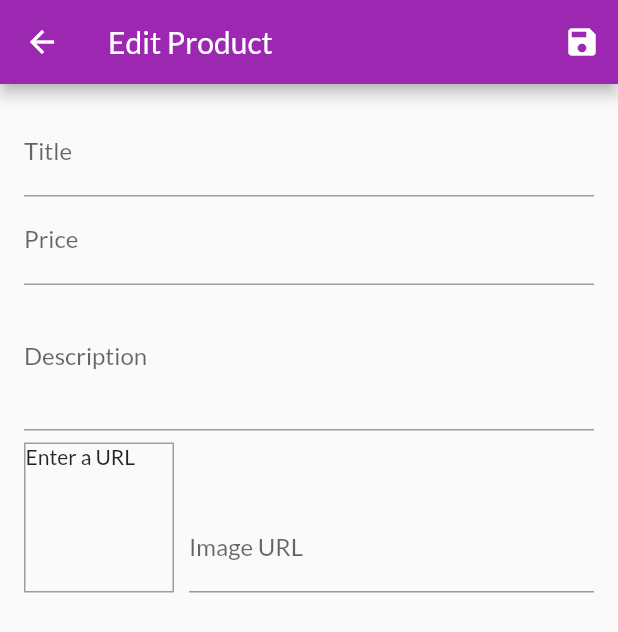
After one commit to MannAmbani/shop_app, a Flutter app: the EditProductScreen screen opened by its route, on a phone screen of 412 x 824 dp. The commit adds this screen. Shown: the top 632 px of the screen. Run offline on Flutter 3.47's test engine with Material 2 defaults, Android fonts, the phone set to English and light mode, and no system bars; network calls fail.

Commit message:
mann-added edit product screen

```diff
--- a/lib/main.dart
+++ b/lib/main.dart
@@ -10,6 +10,7 @@ import './provider/orders.dart';
 
 import './screens/orders_screen.dart';
 import './screens/user_product_screen.dart';
+import './screens/edit_product_screen.dart';
 
 void main() => runApp(MyApp());
 
@@ -40,6 +41,7 @@ class MyApp extends StatelessWidget {
           CartScreen.routeName: (ctx) => CartScreen(),
           OrdersScreen.routeName: (ctx) => OrdersScreen(),
           UserProductScreen.routeName: (ctx) => UserProductScreen(),
+          EditProductScreen.routeName: (ctx) => EditProductScreen(),
         },
       ),
     );
--- /dev/null
+++ b/lib/screens/edit_product_screen.dart
@@ -0,0 +1,140 @@
+import 'package:flutter/material.dart';
+import '../provider/product.dart';
+
+class EditProductScreen extends StatefulWidget {
+  static const routeName = '/edit-product';
+
+  @override
+  State<EditProductScreen> createState() => _EditProductScreenState();
+}
+
+class _EditProductScreenState extends State<EditProductScreen> {
+  final _priceFocusNode = FocusNode();
+  final _descriptionFocusNode = FocusNode();
+
+  final _imageUrlController =
+      TextEditingController(); //to take the url from the text form field
+  final _imageUrlFocusNode = FocusNode();
+
+  final _form = GlobalKey<
+      FormState>(); // to get direct access to form widget // also global key is used when you need to access widget outside the build
+  var _editProduct = Product(
+    id: null,
+    title: '',
+    description: '',
+    imageUrl: '',
+    price: 0,
+  );
+
+  @override
+  void initState() {
+    // TODO: implement initState
+    _imageUrlFocusNode.addListener(_updateImageUrl);
+    super.initState();
+  }
+
+  @override
+  void dispose() {
+    _imageUrlFocusNode.removeListener(_updateImageUrl);
+    _priceFocusNode.dispose();
+    _descriptionFocusNode.dispose();
+    _imageUrlController.dispose();
+    _imageUrlFocusNode.dispose();
+    super.dispose();
+  }
+
+  void _updateImageUrl() {
+    if (!_imageUrlFocusNode.hasFocus) {
+      setState(() {});
+    }
+  }
+
+  void _saveForm() {
+    _form.currentState
+        .save(); //will trigger method on every text which allows you to take the value entered in text field and do what ever you want to do with it
+        print(_editProduct.title);
+  }
+
+  @override
+  Widget build(BuildContext context) {
+    return Scaffold(
+      appBar: AppBar(
+        title: Text('Edit Product'),
+        actions: [IconButton(onPressed: _saveForm, icon: Icon(Icons.save))],
+      ),
+      body: Padding(
+        padding: const EdgeInsets.all(16),
+        child: Form(
+            key: _form,
+            child: ListView(
+              children: [
+                TextFormField(
+                  decoration: InputDecoration(labelText: 'Title'),
+                  textInputAction: TextInputAction.next,
+                  onFieldSubmitted: (_) {
+                    FocusScope.of(context).requestFocus(_priceFocusNode);
+                  },
+                  onSaved: (value) {
+                    _editProduct = Product(id: null, title: value, description: _editProduct.description, imageUrl: _editProduct.imageUrl, price: _editProduct.price);
+                  },
+                ),
+                TextFormField(
+                  decoration: InputDecoration(labelText: 'Price'),
+                  textInputAction: TextInputAction.next,
+                  keyboardType: TextInputType.number,
+                  focusNode: _priceFocusNode,
+                  onFieldSubmitted: (_) {
+                    FocusScope.of(context).requestFocus(_descriptionFocusNode);
+                  },
+                  onSaved: (value) {
+                    _editProduct = Product(id: null, title: _editProduct.title, description: _editProduct.description, imageUrl: _editProduct.imageUrl, price: double.parse(value));
+                  },
+                ),
+                TextFormField(
+                  decoration: InputDecoration(labelText: 'Description'),
+                  maxLines: 3,
+                  keyboardType: TextInputType.multiline,
+                  focusNode: _descriptionFocusNode,
+                  onSaved: (value) {
+                    _editProduct = Product(id: null, title: _editProduct.title, description: value, imageUrl: _editProduct.imageUrl, price: _editProduct.price);
+                  },
+                ),
+                Row(
+                  crossAxisAlignment: CrossAxisAlignment.end,
+                  children: [
+                    Container(
+                      width: 100,
+                      height: 100,
+                      margin: EdgeInsets.only(top: 8, right: 10),
+                      decoration: BoxDecoration(
+                          border: Border.all(width: 1, color: Colors.grey)),
+                      child: _imageUrlController.text.isEmpty
+                          ? Text('Enter a URL')
+                          : FittedBox(
+                              child: Image.network(_imageUrlController.text),
+                              fit: BoxFit.cover,
+                            ),
+                    ),
+                    Expanded(
+                      child: TextFormField(
+                        decoration: InputDecoration(labelText: 'Image URL'),
+                        keyboardType: TextInputType.url,
+                        textInputAction: TextInputAction.done,
+                        controller: _imageUrlController,
+                        focusNode: _imageUrlFocusNode,
+                        onFieldSubmitted: (_) {
+                          _saveForm();
+                        },
+                        onSaved: (value) {
+                    _editProduct = Product(id: null, title: _editProduct.title, description: _editProduct.description, imageUrl: value, price: _editProduct.price);
+                  },
+                      ),
+                    )
+                  ],
+                )
+              ],
+            )),
+      ),
+    );
+  }
+}
--- a/lib/screens/user_product_screen.dart
+++ b/lib/screens/user_product_screen.dart
@@ -3,6 +3,7 @@ import 'package:provider/provider.dart';
 import '../provider/product_provider.dart';
 import '../widgets/user_product_item.dart';
 import '../widgets/app_drawer.dart';
+import '../screens/edit_product_screen.dart';
 
 class UserProductScreen extends StatelessWidget {
   static const routeName = '/user-products';
@@ -14,7 +15,7 @@ class UserProductScreen extends StatelessWidget {
         title: Text('Your Products'),
         actions: [
           IconButton(onPressed: () {
-
+              Navigator.of(context).pushNamed(EditProductScreen.routeName);
           }, icon: Icon(Icons.add)),
         ],
       ),
@@ -26,6 +27,7 @@ class UserProductScreen extends StatelessWidget {
       ),itemCount:productData.items.length ,),),
 
       drawer: AppDrawer(),
+
     );
   }
 }
```
